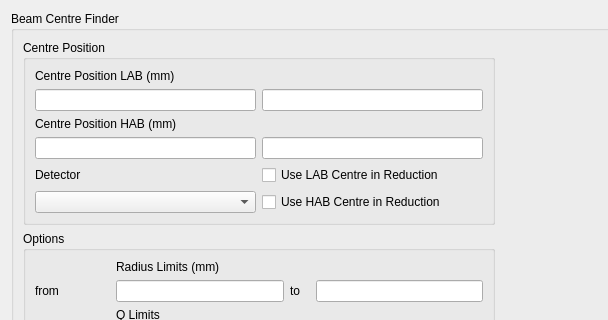
Above: scripts/Interface/ui/sans_isis/beam_centre.ui from mantidproject/mantid before the change; both pictures show x 0 to 608 and y 0 to 320 of the 1015 by 750 pixel window. Below: the same form after it.
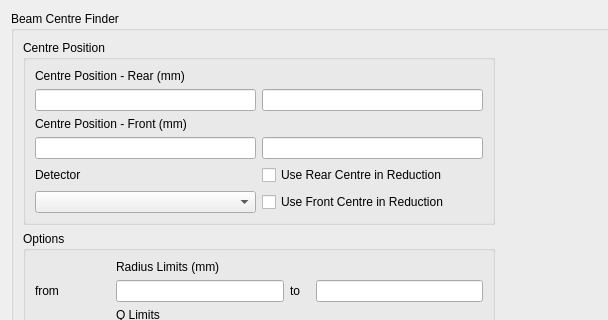
That is the form after the change.

Commit message:
Rename HAB/LAB -> Front/Rear in UI fields
Renames HAB/LAB to Front/Rear respectively, now that the SANS group has
selected it as it's preferred terminology
Re #30514

```diff
--- a/scripts/Interface/ui/sans_isis/beam_centre.ui
+++ b/scripts/Interface/ui/sans_isis/beam_centre.ui
@@ -38,7 +38,7 @@
          <item row="0" column="0">
           <widget class="QLabel" name="lab_centre_label">
            <property name="text">
-            <string>Centre Position LAB (mm)</string>
+            <string>Centre Position - Rear (mm)</string>
            </property>
           </widget>
          </item>
@@ -55,7 +55,7 @@
          <item row="2" column="0">
           <widget class="QLabel" name="hab_centre_label">
            <property name="text">
-            <string>Centre Position HAB (mm)</string>
+            <string>Centre Position - Front (mm)</string>
            </property>
           </widget>
          </item>
@@ -68,14 +68,14 @@
          <item row="4" column="1">
           <widget class="QCheckBox" name="update_lab_check_box">
            <property name="text">
-            <string>Use LAB Centre in Reduction</string>
+            <string>Use Rear Centre in Reduction</string>
            </property>
           </widget>
          </item>
          <item row="5" column="1">
           <widget class="QCheckBox" name="update_hab_check_box">
            <property name="text">
-            <string>Use HAB Centre in Reduction</string>
+            <string>Use Front Centre in Reduction</string>
            </property>
           </widget>
          </item>
```
Left out of the diff: 2 changed lines with no effect on the pictures. The commit also changes 1 other file.
